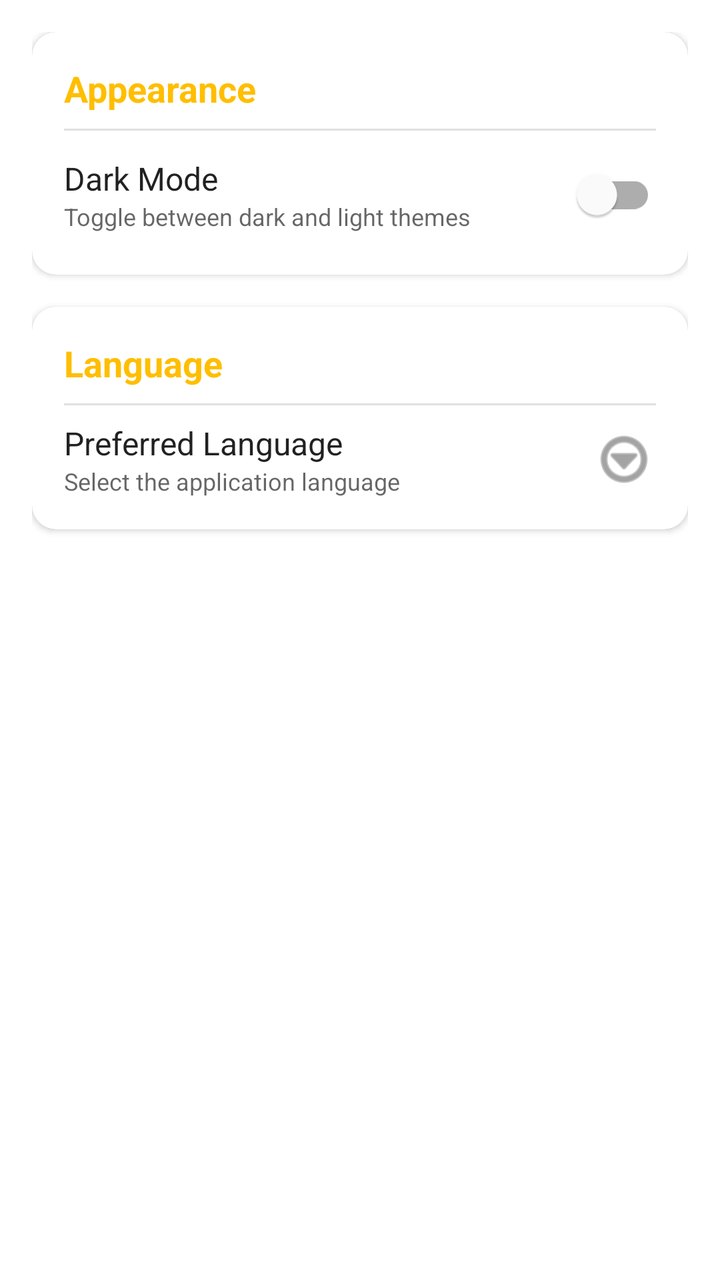
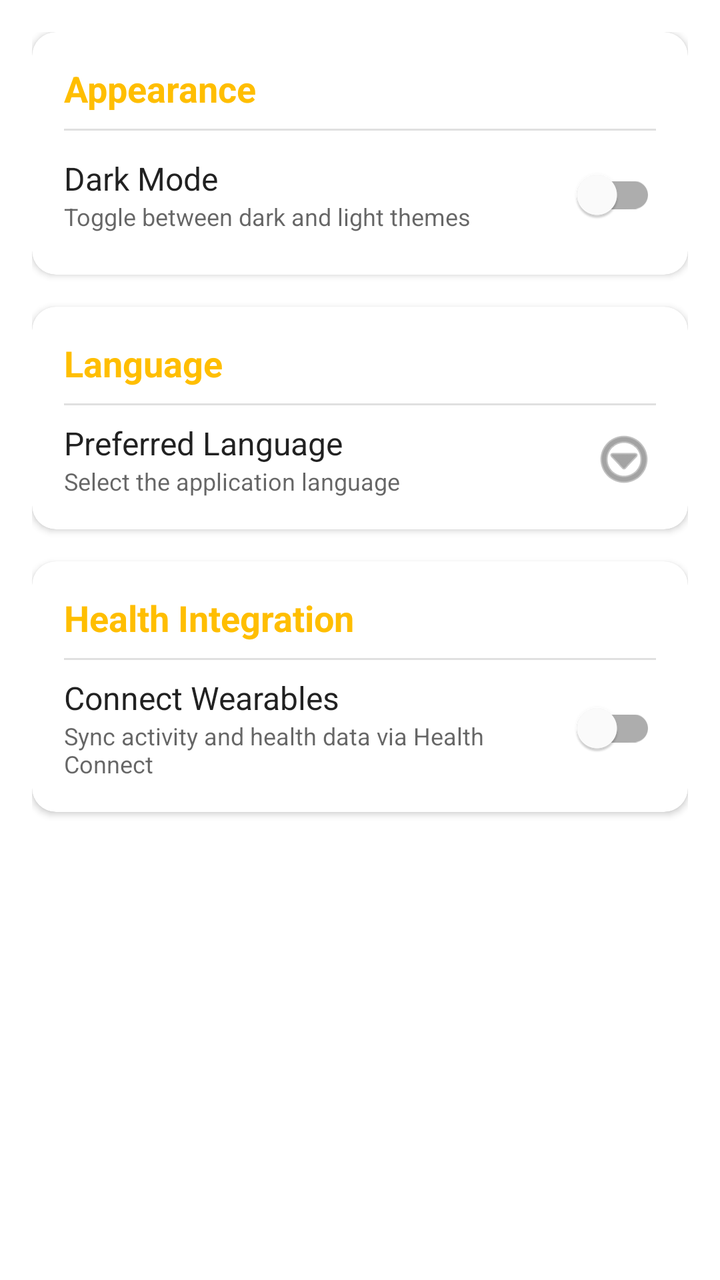

The first picture is an Android layout as it rendered before a commit; the second is the same layout after the commit. The layout source and the unified diff follow.
<!-- AndroidManifest.xml: application theme Theme.QhagoApp -->
<!-- res/layout/fragment_settings.xml -->
<?xml version="1.0" encoding="utf-8"?>
<androidx.constraintlayout.widget.ConstraintLayout xmlns:android="http://schemas.android.com/apk/res/android"
    xmlns:app="http://schemas.android.com/apk/res-auto"
    xmlns:tools="http://schemas.android.com/tools"
    android:layout_width="match_parent"
    android:layout_height="match_parent"
    android:paddingHorizontal="@dimen/fragment_horizontal_margin"
    android:paddingVertical="16dp"
    tools:context=".ui.settings.SettingsFragment">

    <com.google.android.material.card.MaterialCardView
        android:id="@+id/card_appearance"
        android:layout_width="match_parent"
        android:layout_height="wrap_content"
        app:cardCornerRadius="12dp"
        app:cardElevation="2dp"
        app:layout_constraintTop_toTopOf="parent">

        <LinearLayout
            android:layout_width="match_parent"
            android:layout_height="wrap_content"
            android:orientation="vertical"
            android:padding="16dp">

            <TextView
                android:layout_width="wrap_content"
                android:layout_height="wrap_content"
                android:text="@string/settings_appearance_header"
                android:textSize="18sp"
                android:textStyle="bold"
                android:textColor="?attr/colorPrimary" />

            <View
                android:layout_width="match_parent"
                android:layout_height="1dp"
                android:layout_marginTop="8dp"
                android:layout_marginBottom="8dp"
                android:background="?android:attr/listDivider" />

            <LinearLayout
                android:layout_width="match_parent"
                android:layout_height="wrap_content"
                android:gravity="center_vertical"
                android:orientation="horizontal">

                <LinearLayout
                    android:layout_width="0dp"
                    android:layout_height="wrap_content"
                    android:layout_weight="1"
                    android:orientation="vertical">

                    <TextView
                        android:layout_width="wrap_content"
                        android:layout_height="wrap_content"
                        android:text="@string/theme_switch_title"
                        android:textSize="16sp"
                        android:textColor="?android:attr/textColorPrimary" />

                    <TextView
                        android:layout_width="wrap_content"
                        android:layout_height="wrap_content"
                        android:text="@string/settings_dark_mode_description"
                        android:textSize="12sp"
                        android:textColor="?android:attr/textColorSecondary" />
                </LinearLayout>

                <com.google.android.material.switchmaterial.SwitchMaterial
                    android:id="@+id/switch_dark_mode"
                    android:layout_width="wrap_content"
                    android:layout_height="wrap_content"
                    android:saveEnabled="false" />

            </LinearLayout>

        </LinearLayout>
    </com.google.android.material.card.MaterialCardView>

    <com.google.android.material.card.MaterialCardView
        android:id="@+id/card_language"
        android:layout_width="match_parent"
        android:layout_height="wrap_content"
        android:layout_marginTop="16dp"
        app:cardCornerRadius="12dp"
        app:cardElevation="2dp"
        app:layout_constraintTop_toBottomOf="@id/card_appearance">

        <LinearLayout
            android:layout_width="match_parent"
            android:layout_height="wrap_content"
            android:orientation="vertical"
            android:padding="16dp">

            <TextView
                android:layout_width="wrap_content"
                android:layout_height="wrap_content"
                android:text="@string/settings_language_header"
                android:textSize="18sp"
                android:textStyle="bold"
                android:textColor="?attr/colorPrimary" />

            <View
                android:layout_width="match_parent"
                android:layout_height="1dp"
                android:layout_marginTop="8dp"
                android:layout_marginBottom="8dp"
                android:background="?android:attr/listDivider" />

            <LinearLayout
                android:id="@+id/layout_select_language"
                android:layout_width="match_parent"
                android:layout_height="wrap_content"
                android:clickable="true"
                android:focusable="true"
                android:background="?attr/selectableItemBackground"
                android:gravity="center_vertical"
                android:orientation="horizontal">

                <LinearLayout
                    android:layout_width="0dp"
                    android:layout_height="wrap_content"
                    android:layout_weight="1"
                    android:orientation="vertical">

                    <TextView
                        android:layout_width="wrap_content"
                        android:layout_height="wrap_content"
                        android:text="@string/settings_language_title"
                        android:textSize="16sp"
                        android:textColor="?android:attr/textColorPrimary" />

                    <TextView
                        android:id="@+id/text_current_language"
                        android:layout_width="wrap_content"
                        android:layout_height="wrap_content"
                        android:text="@string/settings_language_description"
                        android:textSize="12sp"
                        android:textColor="?android:attr/textColorSecondary" />
                </LinearLayout>

                <ImageView
                    android:layout_width="wrap_content"
                    android:layout_height="wrap_content"
                    android:src="@android:drawable/ic_menu_more"
                    android:contentDescription="@string/settings_language_title"
                    app:tint="?android:attr/textColorSecondary" />

            </LinearLayout>

        </LinearLayout>
    </com.google.android.material.card.MaterialCardView>

</androidx.constraintlayout.widget.ConstraintLayout>
<!-- resources referenced by this layout -->
<resources>
  <dimen name="fragment_horizontal_margin">16dp</dimen>
  <string name="settings_appearance_header">Appearance</string>
  <string name="settings_dark_mode_description">Toggle between dark and light themes</string>
  <string name="settings_language_description">Select the application language</string>
  <string name="settings_language_header">Language</string>
  <string name="settings_language_title">Preferred Language</string>
  <string name="theme_switch_title">Dark Mode</string>
  <style name="Theme.QhagoApp" parent="Theme.MaterialComponents.DayNight.DarkActionBar">
          
          <item name="colorPrimary">@color/purple_500</item>
          <item name="colorPrimaryVariant">@color/purple_700</item>
          <item name="colorOnPrimary">@color/white</item>
          
          <item name="colorSecondary">@color/teal_200</item>
          <item name="colorSecondaryVariant">@color/teal_700</item>
          <item name="colorOnSecondary">@color/black</item>
          
          <item name="android:statusBarColor">?attr/colorPrimaryVariant</item>
          
      </style>
  <color name="purple_500">#FFBE00</color>
  <color name="purple_700">#FF9700</color>
  <color name="white">#FFFFFFFF</color>
  <color name="teal_200">#09C0DB</color>
  <color name="teal_700">#007F95</color>
  <color name="black">#FF000000</color>
</resources>

<!-- the commit's change to res/layout/fragment_settings.xml (unified diff, before → after) -->
@@ -149,4 +149,117 @@
         </LinearLayout>
     </com.google.android.material.card.MaterialCardView>
 
+    <com.google.android.material.card.MaterialCardView
+        android:id="@+id/card_health"
+        android:layout_width="match_parent"
+        android:layout_height="wrap_content"
+        android:layout_marginTop="16dp"
+        app:cardCornerRadius="12dp"
+        app:cardElevation="2dp"
+        app:layout_constraintTop_toBottomOf="@id/card_language">
+
+        <LinearLayout
+            android:layout_width="match_parent"
+            android:layout_height="wrap_content"
+            android:orientation="vertical"
+            android:padding="16dp">
+
+            <TextView
+                android:layout_width="wrap_content"
+                android:layout_height="wrap_content"
+                android:text="@string/settings_health_header"
+                android:textSize="18sp"
+                android:textStyle="bold"
+                android:textColor="?attr/colorPrimary" />
+
+            <View
+                android:layout_width="match_parent"
+                android:layout_height="1dp"
+                android:layout_marginTop="8dp"
+                android:layout_marginBottom="8dp"
+                android:background="?android:attr/listDivider" />
+
+            <LinearLayout
+                android:layout_width="match_parent"
+                android:layout_height="wrap_content"
+                android:gravity="center_vertical"
+                android:orientation="horizontal">
+
+                <LinearLayout
+                    android:layout_width="0dp"
+                    android:layout_height="wrap_content"
+                    android:layout_weight="1"
+                    android:orientation="vertical">
+
+                    <TextView
+                        android:layout_width="wrap_content"
+                        android:layout_height="wrap_content"
+                        android:text="@string/settings_health_title"
+                        android:textSize="16sp"
+                        android:textColor="?android:attr/textColorPrimary" />
+
+                    <TextView
+                        android:layout_width="wrap_content"
+                        android:layout_height="wrap_content"
+                        android:text="@string/settings_health_description"
+                        android:textSize="12sp"
+                        android:textColor="?android:attr/textColorSecondary" />
+                </LinearLayout>
+
+                <com.google.android.material.switchmaterial.SwitchMaterial
+                    android:id="@+id/switch_health_sync"
+                    android:layout_width="wrap_content"
+                    android:layout_height="wrap_content" />
+
+            </LinearLayout>
+
+            <TextView
+                android:id="@+id/tv_health_instructions"
+                android:layout_width="match_parent"
+                android:layout_height="wrap_content"
+                android:layout_marginTop="8dp"
+                android:text="@string/health_sync_instructions"
+                android:textSize="12sp"
+                android:textColor="?android:attr/textColorSecondary"
+                android:visibility="gone" />
+
+            <com.google.android.material.button.MaterialButton
+                android:id="@+id/btn_open_health_connect"
+                style="@style/Widget.MaterialComponents.Button.TextButton"
+                android:layout_width="wrap_content"
+                android:layout_height="wrap_content"
+                android:text="@string/action_open_health_connect"
+                android:visibility="gone" />
+
+            <com.google.android.material.button.MaterialButton
+                android:id="@+id/btn_open_huawei_health"
+                style="@style/Widget.MaterialComponents.Button.TextButton"
+                android:layout_width="wrap_content"
+                android:layout_height="wrap_content"
+                android:text="@string/action_open_huawei_health"
+                android:visibility="gone" />
+
+            <com.google.android.material.button.MaterialButton
+                android:id="@+id/btn_connect_huawei_direct"
+                style="@style/Widget.MaterialComponents.Button.OutlinedButton"
+                android:layout_width="match_parent"
+                android:layout_height="wrap_content"
+                android:layout_marginTop="8dp"
+                android:text="Connect Huawei Account (Direct API)"
+                android:visibility="gone"
+                app:icon="@drawable/ic_profile" />
+
+            <TextView
+                android:id="@+id/tv_health_restricted_warning"
+                android:layout_width="match_parent"
+                android:layout_height="wrap_content"
+                android:layout_marginTop="8dp"
+                android:text="@string/health_restricted_settings_warning"
+                android:textSize="11sp"
+                android:textColor="@android:color/holo_orange_dark"
+                android:visibility="gone" />
+
+        </LinearLayout>
+    </com.google.android.material.card.MaterialCardView>
+
 </androidx.constraintlayout.widget.ConstraintLayout>
<!-- resource entries referenced after the edit -->
@@ -1,8 +1,21 @@
 <!-- resources referenced by this layout -->
 <resources>
   <dimen name="fragment_horizontal_margin">16dp</dimen>
+  <!-- drawable ic_profile (drawable) -->
+  <vector xmlns:android="http://schemas.android.com/apk/res/android" android:height="24dp" android:tint="#000000" android:viewportHeight="960" android:viewportWidth="960" android:width="24dp">
+        
+      <path android:fillColor="@android:color/white" android:pathData="M620,440Q645,440 662.5,422.5Q680,405 680,380Q680,355 662.5,337.5Q645,320 620,320Q595,320 577.5,337.5Q560,355 560,380Q560,405 577.5,422.5Q595,440 620,440ZM340,440Q365,440 382.5,422.5Q400,405 400,380Q400,355 382.5,337.5Q365,320 340,320Q315,320 297.5,337.5Q280,355 280,380Q280,405 297.5,422.5Q315,440 340,440ZM603.5,661.5Q659,623 684,560L276,560Q301,623 356.5,661.5Q412,700 480,700Q548,700 603.5,661.5ZM324,848.5Q251,817 197,763Q143,709 111.5,636Q80,563 80,480Q80,397 111.5,324Q143,251 197,197Q251,143 324,111.5Q397,80 480,80Q563,80 636,111.5Q709,143 763,197Q817,251 848.5,324Q880,397 880,480Q880,563 848.5,636Q817,709 763,763Q709,817 636,848.5Q563,880 480,880Q397,880 324,848.5ZM480,480Q480,480 480,480Q480,480 480,480Q480,480 480,480Q480,480 480,480Q480,480 480,480Q480,480 480,480Q480,480 480,480Q480,480 480,480ZM707,707Q800,614 800,480Q800,346 707,253Q614,160 480,160Q346,160 253,253Q160,346 160,480Q160,614 253,707Q346,800 480,800Q614,800 707,707Z"/>
+      
+  </vector>
+  <string name="action_open_health_connect">Open Health Connect Settings</string>
+  <string name="action_open_huawei_health">Open Huawei Health</string>
+  <string name="health_restricted_settings_warning">If you cannot enable permissions: \n1. Long-press Thruxion icon -&gt; App Info\n2. Click three dots (top-right)\n3. Select \"Allow restricted settings\".</string>
+  <string name="health_sync_instructions">To read your watch data: \n1. Open Huawei Health app\n2. Go to Me &gt; Settings &gt; Privacy Management\n3. Select Health Connect and enable Sync.\n4. Ensure Thruxion has permissions in Health Connect settings.</string>
   <string name="settings_appearance_header">Appearance</string>
   <string name="settings_dark_mode_description">Toggle between dark and light themes</string>
+  <string name="settings_health_description">Sync activity and health data via Health Connect</string>
+  <string name="settings_health_header">Health Integration</string>
+  <string name="settings_health_title">Connect Wearables</string>
   <string name="settings_language_description">Select the application language</string>
   <string name="settings_language_header">Language</string>
   <string name="settings_language_title">Preferred Language</string>
